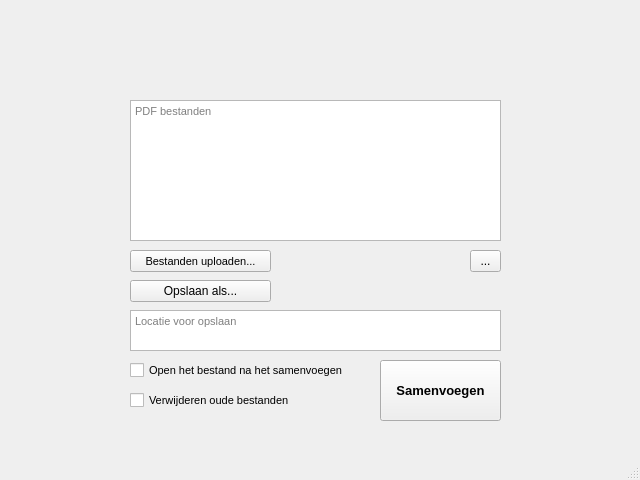
jebr/MergePDF, file ui_files/main_window.ui: the form before one commit.
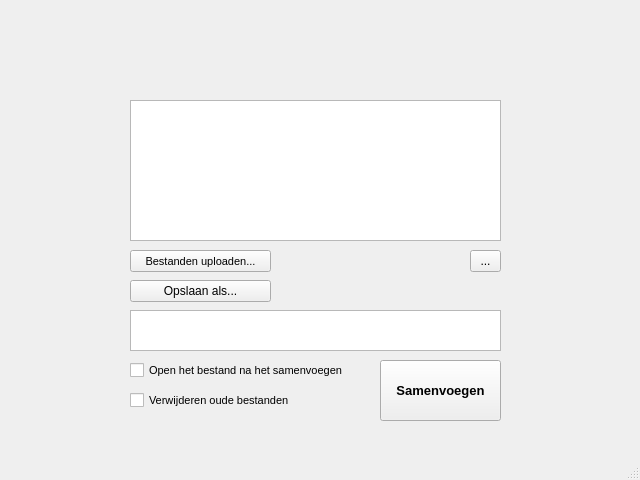
The form after the commit.

Patch:
```diff
--- a/ui_files/main_window.ui
+++ b/ui_files/main_window.ui
@@ -109,9 +109,6 @@
     <property name="textInteractionFlags">
      <set>Qt::NoTextInteraction</set>
     </property>
-    <property name="placeholderText">
-     <string>PDF bestanden</string>
-    </property>
    </widget>
    <widget class="QToolButton" name="toolButton_clear_field">
     <property name="geometry">
@@ -159,9 +156,6 @@
     <property name="textInteractionFlags">
      <set>Qt::NoTextInteraction</set>
     </property>
-    <property name="placeholderText">
-     <string>Locatie voor opslaan</string>
-    </property>
    </widget>
    <widget class="QCheckBox" name="checkBox_open_file">
     <property name="geometry">
```
